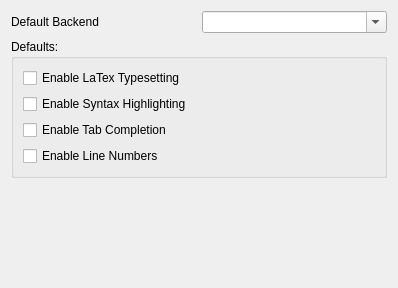
Old version of the form src/settings.ui in the repository KDE/cantor.
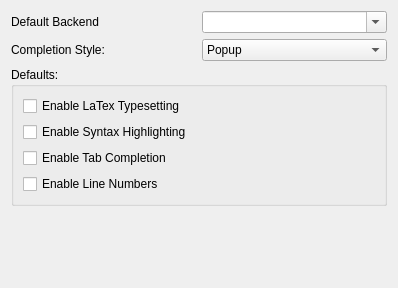
New version of the form. Custom widgets are drawn as their Qt base class.

Commit message: optionally show Completions in a popup-list, instead of inside the worksheet

Diff of the .ui file:
```diff
--- a/src/settings.ui
+++ b/src/settings.ui
@@ -10,8 +10,8 @@
     <height>288</height>
    </rect>
   </property>
-  <layout class="QGridLayout" name="gridLayout">
-   <item row="0" column="0">
+  <layout class="QVBoxLayout" name="verticalLayout_3">
+   <item>
     <layout class="QHBoxLayout" name="horizontalLayout">
      <item>
       <widget class="QLabel" name="label">
@@ -29,7 +29,32 @@
      </item>
     </layout>
    </item>
-   <item row="1" column="0">
+   <item>
+    <layout class="QHBoxLayout" name="horizontalLayout_2">
+     <item>
+      <widget class="QLabel" name="label_2">
+       <property name="text">
+        <string>Completion Style:</string>
+       </property>
+      </widget>
+     </item>
+     <item>
+      <widget class="KComboBox" name="kcfg_CompletionStyle">
+       <item>
+        <property name="text">
+         <string>Popup</string>
+        </property>
+       </item>
+       <item>
+        <property name="text">
+         <string>Inline</string>
+        </property>
+       </item>
+      </widget>
+     </item>
+    </layout>
+   </item>
+   <item>
     <layout class="QVBoxLayout" name="verticalLayout">
      <item>
       <widget class="QGroupBox" name="groupBox">
@@ -70,7 +95,7 @@
      </item>
     </layout>
    </item>
-   <item row="2" column="0">
+   <item>
     <spacer name="verticalSpacer">
      <property name="orientation">
       <enum>Qt::Vertical</enum>
```
The commit also changes 3 other files.
